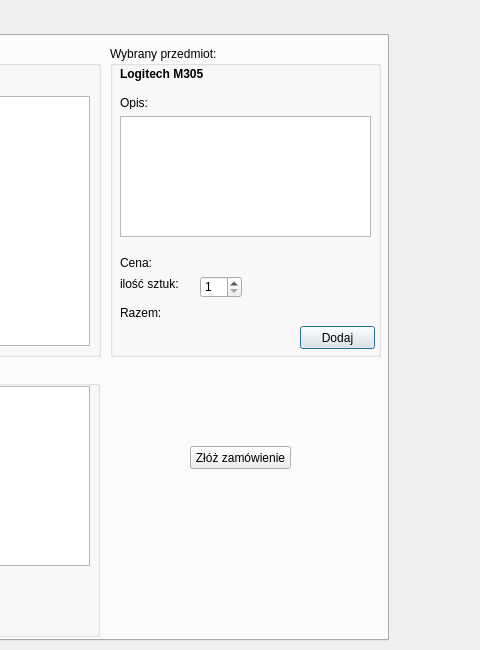
The window that Sklep/magazynier.ui (pwltomaszek/projekt) describes before a commit, drawn with Qt 5; both pictures show x 432 to 912 and y 0 to 650 of the 1050 by 650 pixel window.
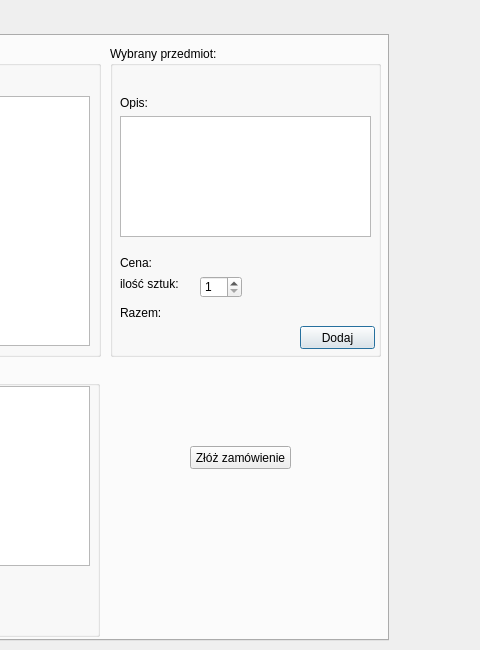
The same window after the commit.

```diff
--- a/Sklep/magazynier.ui
+++ b/Sklep/magazynier.ui
@@ -112,7 +112,7 @@
        </font>
       </property>
       <property name="text">
-       <string>Logitech M305</string>
+       <string/>
       </property>
      </widget>
      <widget class="QPlainTextEdit" name="plainTextEdit">
@@ -767,7 +767,7 @@
        <x>540</x>
        <y>460</y>
        <width>241</width>
-       <height>31</height>
+       <height>61</height>
       </rect>
      </property>
      <property name="sizePolicy">
```
Left out of the diff: 2 changed lines with no effect on the pictures.
